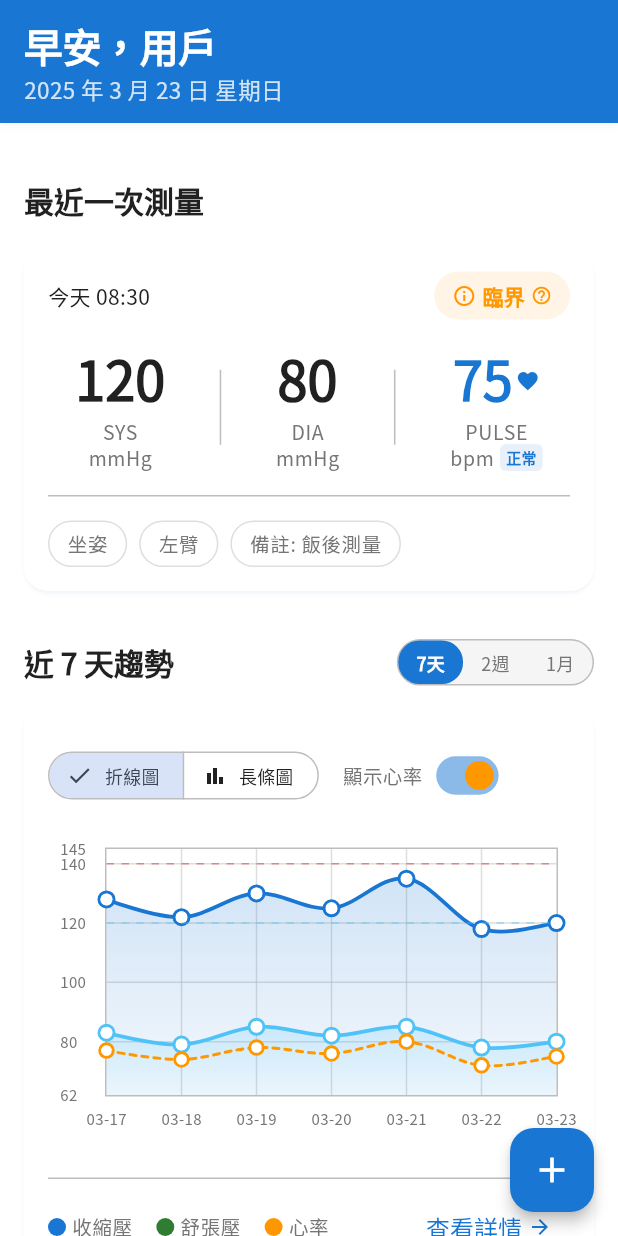
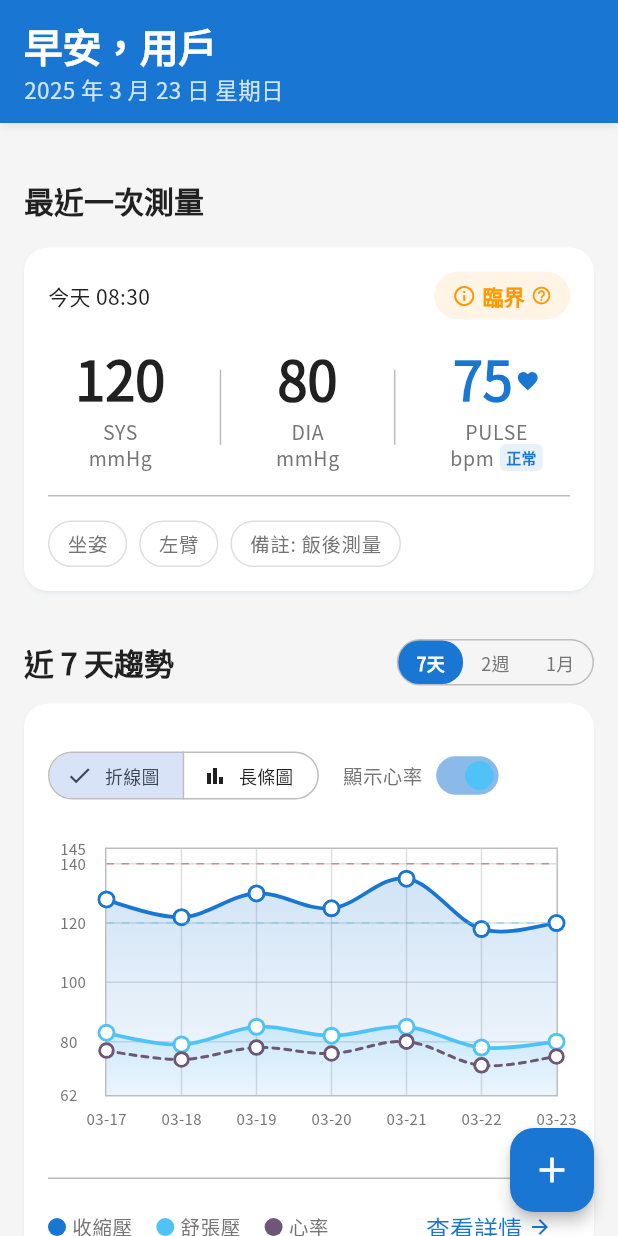
Before and after one commit to firstfu/blood_pressure_app, a Flutter app: the HomePage screen opened directly, on a phone screen of 412 x 824 dp. Run offline on Flutter 3.47's test engine with Material 3 defaults, Android fonts, the phone set to English and light mode, and no system bars; drawn by our look-alikes of fl_chart; our stand-ins replace csv, image_picker, in_app_review, package_info_plus, pdf, share_plus and 1 more; missing offline and left inert: app_settings, excel; accounts and stored records are empty.

Commit message:
調整首頁及相關小部件的顏色設定，將硬編碼顏色替換為主題顏色，並移除不必要的引用，以提升應用的一致性與可維護性。

```diff
--- a/lib/views/home/home_page.dart
+++ b/lib/views/home/home_page.dart
@@ -42,8 +42,7 @@ class _HomePageState extends State<HomePage> with SingleTickerProviderStateMixin
     _animationController = AnimationController(vsync: this, duration: const Duration(milliseconds: 1500))..repeat(reverse: true);
     _loadRecords();
 
-    // 設置沉浸式狀態欄
-    SystemChrome.setSystemUIOverlayStyle(const SystemUiOverlayStyle(statusBarColor: Colors.transparent, statusBarIconBrightness: Brightness.light));
+    // 移除狀態欄設置，因為這已經在 MainPage 中處理
   }
 
   @override
@@ -60,6 +59,7 @@ class _HomePageState extends State<HomePage> with SingleTickerProviderStateMixin
   Widget build(BuildContext context) {
     final lastRecord = MockDataService.getLastBloodPressureRecord();
     final isMeasuredToday = MockDataService.isMeasuredToday();
+    final theme = Theme.of(context);
 
     // 隨機選擇 2 條健康建議
     final random = Random();
@@ -67,7 +67,7 @@ class _HomePageState extends State<HomePage> with SingleTickerProviderStateMixin
     final selectedTips = healthTips.take(2).toList();
 
     return Scaffold(
-      backgroundColor: Colors.white,
+      backgroundColor: theme.scaffoldBackgroundColor,
       body: Column(
         crossAxisAlignment: CrossAxisAlignment.start,
         children: [
@@ -160,6 +160,8 @@ class _HomePageState extends State<HomePage> with SingleTickerProviderStateMixin
   }
 
   Widget _buildFloatingActionButton(BuildContext context) {
+    final theme = Theme.of(context);
+
     return FloatingActionButton(
       onPressed: () {
         HapticFeedback.mediumImpact();
@@ -171,10 +173,10 @@ class _HomePageState extends State<HomePage> with SingleTickerProviderStateMixin
           }
         });
       },
-      backgroundColor: AppTheme.primaryColor,
+      backgroundColor: theme.primaryColor,
       elevation: 4,
       shape: RoundedRectangleBorder(borderRadius: BorderRadius.circular(16)),
-      child: const Icon(Icons.add, color: Colors.white, size: 28),
+      child: Icon(Icons.add, color: theme.colorScheme.onPrimary, size: 28),
     );
   }
 }
--- a/lib/views/home/widgets/greeting_header.dart
+++ b/lib/views/home/widgets/greeting_header.dart
@@ -6,7 +6,7 @@
 
 import 'package:flutter/material.dart';
 import '../../../utils/date_time_utils.dart';
-import '../../../themes/app_theme.dart';
+// import '../../../themes/app_theme.dart'; // 移除不必要的引用
 import '../../../l10n/app_localizations_extension.dart';
 
 class GreetingHeader extends StatelessWidget {
@@ -18,6 +18,7 @@ class GreetingHeader extends StatelessWidget {
     final currentDate = DateTimeUtils.getFullCurrentDate(context);
     // 獲取狀態欄高度
     final statusBarHeight = MediaQuery.of(context).padding.top;
+    final theme = Theme.of(context);
 
     // 為較小螢幕設備增加額外的頂部間距
     final double topPadding = statusBarHeight + 16; // 增加到至少 16 的間距
@@ -26,18 +27,18 @@ class GreetingHeader extends StatelessWidget {
       width: double.infinity,
       padding: EdgeInsets.fromLTRB(16, topPadding, 16, 12),
       decoration: BoxDecoration(
-        color: AppTheme.primaryColor,
-        boxShadow: [BoxShadow(color: Colors.black.withAlpha(13), blurRadius: 4, offset: const Offset(0, 1))],
+        color: theme.primaryColor,
+        boxShadow: [BoxShadow(color: theme.shadowColor.withOpacity(0.1), blurRadius: 4, offset: const Offset(0, 1))],
       ),
       child: Column(
         crossAxisAlignment: CrossAxisAlignment.start,
         children: [
           Text(
             '$greeting，${context.tr('用戶')}',
-            style: Theme.of(context).textTheme.displayLarge?.copyWith(fontWeight: FontWeight.bold, fontSize: 26, color: Colors.white),
+            style: theme.textTheme.displayLarge?.copyWith(fontWeight: FontWeight.bold, fontSize: 26, color: theme.colorScheme.onPrimary),
           ),
           const SizedBox(height: 4),
-          Text(currentDate, style: Theme.of(context).textTheme.bodyMedium?.copyWith(color: Colors.white.withAlpha(204), fontSize: 15)),
+          Text(currentDate, style: theme.textTheme.bodyMedium?.copyWith(color: theme.colorScheme.onPrimary.withOpacity(0.8), fontSize: 15)),
         ],
       ),
     );
--- a/lib/views/home/widgets/trend_chart_card.dart
+++ b/lib/views/home/widgets/trend_chart_card.dart
@@ -6,7 +6,7 @@
 
 import 'package:flutter/material.dart';
 import '../../../models/blood_pressure_record.dart';
-import '../../../themes/app_theme.dart';
+// import '../../../themes/app_theme.dart'; // 移除不必要的引用
 import '../../../widgets/charts/trend_chart.dart';
 import '../../../widgets/charts/bar_chart.dart';
 import '../../../services/mock_data_service.dart';
@@ -35,10 +35,12 @@ class _TrendChartCardState extends State<TrendChartCard> {
 
   @override
   Widget build(BuildContext context) {
+    final theme = Theme.of(context);
+
     return Card(
       elevation: 1,
       margin: const EdgeInsets.symmetric(horizontal: 16),
-      shadowColor: AppTheme.primaryColor.withAlpha(26),
+      shadowColor: theme.primaryColor.withAlpha(26),
       shape: RoundedRectangleBorder(borderRadius: BorderRadius.circular(16)),
       child: Padding(
         padding: const EdgeInsets.all(16),
@@ -78,7 +80,7 @@ class _TrendChartCardState extends State<TrendChartCard> {
                 Row(
                   mainAxisSize: MainAxisSize.min,
                   children: [
-                    Text(context.tr('顯示心率'), style: TextStyle(color: AppTheme.textSecondaryColor, fontSize: 13)),
+                    Text(context.tr('顯示心率'), style: TextStyle(color: theme.textTheme.bodySmall?.color, fontSize: 13)),
                     Transform.scale(
                       scale: 0.8,
                       child: Switch(
@@ -88,7 +90,7 @@ class _TrendChartCardState extends State<TrendChartCard> {
                             _showPulse = value;
                           });
                         },
-                        activeColor: Colors.orange,
+                        activeColor: theme.colorScheme.secondary,
                       ),
                     ),
                   ],
@@ -121,14 +123,16 @@ class _TrendChartCardState extends State<TrendChartCard> {
 
   // 根據選擇的圖表類型構建對應的圖表
   Widget _buildChart() {
+    final theme = Theme.of(context);
+
     if (widget.records.isEmpty) {
       return Center(
         child: Column(
           mainAxisAlignment: MainAxisAlignment.center,
           children: [
-            Icon(Icons.timeline_outlined, size: 48, color: AppTheme.textSecondaryColor.withAlpha(128)),
+            Icon(Icons.timeline_outlined, size: 48, color: theme.textTheme.bodySmall?.color?.withAlpha(128)),
             const SizedBox(height: 16),
-            Text(context.tr('暫無數據'), style: Theme.of(context).textTheme.bodyLarge?.copyWith(color: AppTheme.textSecondaryColor.withAlpha(179))),
+            Text(context.tr('暫無數據'), style: theme.textTheme.bodyLarge?.copyWith(color: theme.textTheme.bodySmall?.color?.withAlpha(179))),
           ],
         ),
       );
@@ -144,16 +148,22 @@ class _TrendChartCardState extends State<TrendChartCard> {
 
   // 構建圖例項目
   List<Widget> _buildLegendItems() {
+    final theme = Theme.of(context);
     final List<Widget> items = [];
+
+    // 定義顏色
+    final systolicColor = theme.primaryColor;
+    final diastolicColor = theme.colorScheme.secondary;
+    final pulseColor = theme.colorScheme.tertiary;
 
     // 折線圖和長條圖使用相同的圖例
     items.add(
       Row(
         mainAxisSize: MainAxisSize.min,
         children: [
-          Container(width: 12, height: 12, decoration: BoxDecoration(color: AppTheme.primaryColor, borderRadius: BorderRadius.circular(6))),
+          Container(width: 12, height: 12, decoration: BoxDecoration(color: systolicColor, borderRadius: BorderRadius.circular(6))),
           const SizedBox(width: 4),
-          Text(context.tr('收縮壓'), style: Theme.of(context).textTheme.bodySmall?.copyWith(color: AppTheme.textSecondaryColor)),
+          Text(context.tr('收縮壓'), style: theme.textTheme.bodySmall),
         ],
       ),
     );
@@ -162,9 +172,9 @@ class _TrendChartCardState extends State<TrendChartCard> {
       Row(
         mainAxisSize: MainAxisSize.min,
         children: [
-          Container(width: 12, height: 12, decoration: BoxDecoration(color: AppTheme.successColor, borderRadius: BorderRadius.circular(6))),
+          Container(width: 12, height: 12, decoration: BoxDecoration(color: diastolicColor, borderRadius: BorderRadius.circular(6))),
           const SizedBox(width: 4),
-          Text(context.tr('舒張壓'), style: Theme.of(context).textTheme.bodySmall?.copyWith(color: AppTheme.textSecondaryColor)),
+          Text(context.tr('舒張壓'), style: theme.textTheme.bodySmall),
         ],
       ),
     );
@@ -174,9 +184,9 @@ class _TrendChartCardState extends State<TrendChartCard> {
         Row(
           mainAxisSize: MainAxisSize.min,
           children: [
-            Container(width: 12, height: 12, decoration: BoxDecoration(color: Colors.orange, borderRadius: BorderRadius.circular(6))),
+            Container(width: 12, height: 12, decoration: BoxDecoration(color: pulseColor, borderRadius: BorderRadius.circular(6))),
             const SizedBox(width: 4),
-            Text(context.tr('心率'), style: Theme.of(context).textTheme.bodySmall?.copyWith(color: AppTheme.textSecondaryColor)),
+            Text(context.tr('心率'), style: theme.textTheme.bodySmall),
           ],
         ),
       );
--- a/lib/widgets/charts/bar_chart.dart
+++ b/lib/widgets/charts/bar_chart.dart
@@ -72,7 +72,7 @@ class BloodPressureBarChart extends StatelessWidget {
                 } else {
                   title = '心率';
                   value = record.pulse;
-                  color = Colors.orange;
+                  color = theme.colorScheme.tertiary;
                 }
 
                 final date = DateTimeUtils.formatDateMMDD(record.measureTime);
@@ -225,7 +225,7 @@ class BloodPressureBarChart extends StatelessWidget {
         rods.add(
           BarChartRodData(
             toY: record.pulse.toDouble(),
-            color: Colors.orange,
+            color: theme.colorScheme.tertiary,
             width: 5.5,
             borderRadius: const BorderRadius.only(topLeft: Radius.circular(2), topRight: Radius.circular(2)),
             backDrawRodData: BackgroundBarChartRodData(show: false),
--- a/lib/widgets/charts/trend_chart.dart
+++ b/lib/widgets/charts/trend_chart.dart
@@ -127,7 +127,7 @@ class TrendChart extends StatelessWidget {
                   } else {
                     title = context.tr('心率');
                     value = record.pulse;
-                    color = Colors.orange;
+                    color = theme.colorScheme.tertiary;
                   }
 
                   final date = DateTimeUtils.formatDateMMDD(record.measureTime);
@@ -204,7 +204,7 @@ class TrendChart extends StatelessWidget {
               LineChartBarData(
                 spots: _getPulseSpots(sortedRecords),
                 isCurved: true,
-                color: Colors.orange,
+                color: theme.colorScheme.tertiary,
                 barWidth: 2,
                 isStrokeCapRound: true,
                 dotData: FlDotData(
@@ -215,7 +215,7 @@ class TrendChart extends StatelessWidget {
                   },
                   getDotPainter:
                       (spot, percent, barData, index) =>
-                          FlDotCirclePainter(radius: 3.5, color: Colors.white, strokeWidth: 2, strokeColor: Colors.orange),
+                          FlDotCirclePainter(radius: 3.5, color: Colors.white, strokeWidth: 2, strokeColor: theme.colorScheme.tertiary),
                 ),
                 dashArray: [4, 4], // 使用虛線表示心率
               ),
```
Also changed, not shown: lib/views/home/widgets/measurement_status_card.dart (+13 -12 lines).
